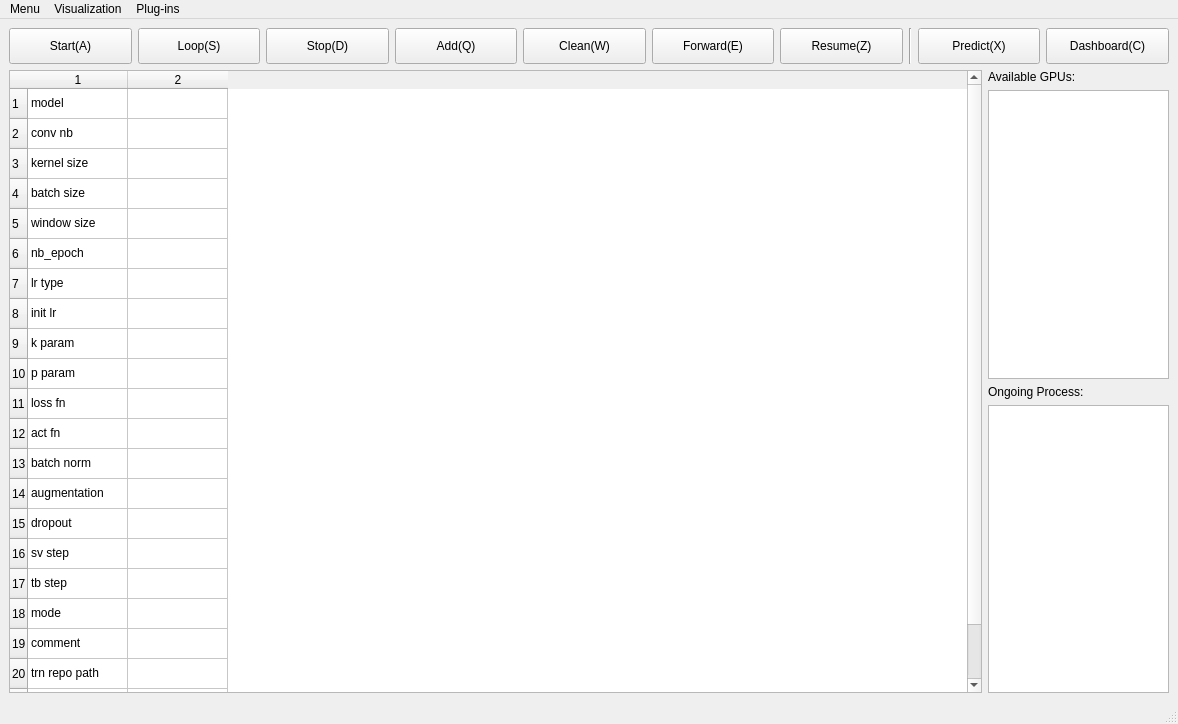
Before: the Qt Designer form _taskManager/mainwindow.ui in ZeliangSu/SegmentPy, drawn with Qt 5.
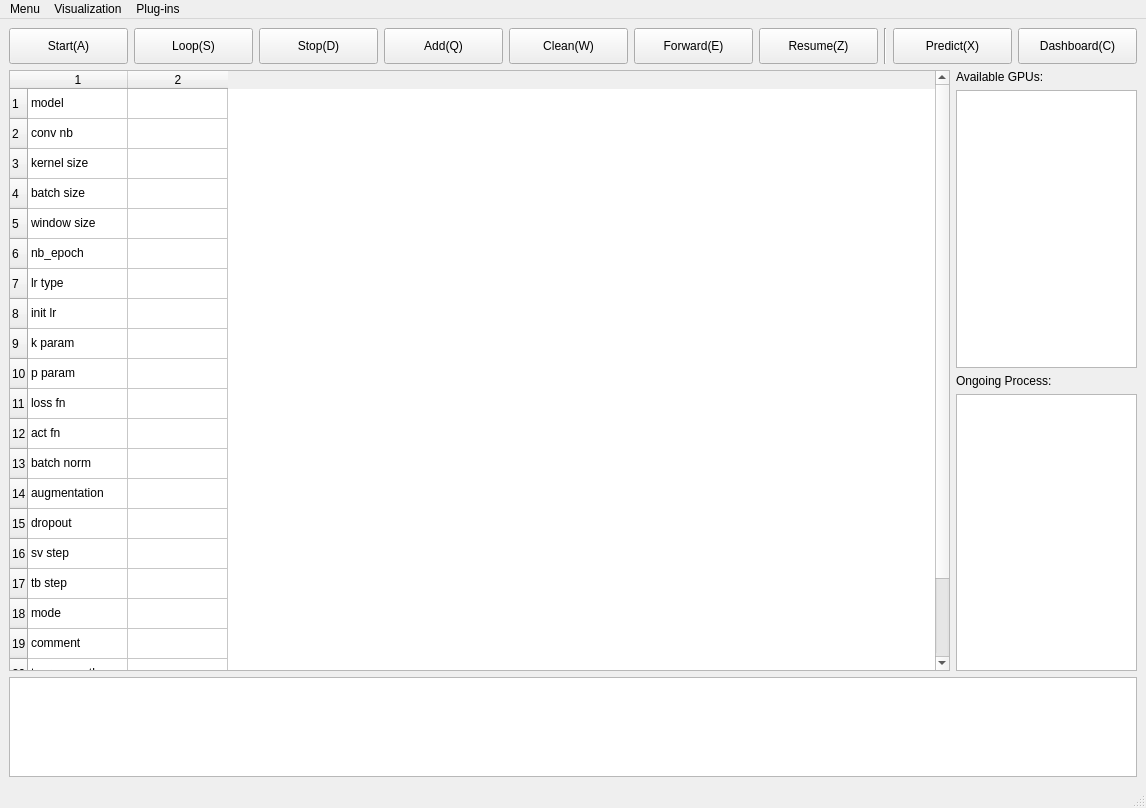
After: the same form once the commit is applied. Icons and pictures are not drawn.

Commit message: 1. init logger window

```diff
--- a/_taskManager/mainwindow.ui
+++ b/_taskManager/mainwindow.ui
@@ -6,8 +6,8 @@
    <rect>
     <x>0</x>
     <y>0</y>
-    <width>1178</width>
-    <height>724</height>
+    <width>1146</width>
+    <height>808</height>
    </rect>
   </property>
   <property name="windowTitle">
@@ -504,6 +504,16 @@
         </item>
        </layout>
       </item>
+      <item>
+       <widget class="QPlainTextEdit" name="loggerDisplay">
+        <property name="sizePolicy">
+         <sizepolicy hsizetype="Expanding" vsizetype="Expanding">
+          <horstretch>0</horstretch>
+          <verstretch>0</verstretch>
+         </sizepolicy>
+        </property>
+       </widget>
+      </item>
      </layout>
     </item>
    </layout>
@@ -513,7 +523,7 @@
     <rect>
      <x>0</x>
      <y>0</y>
-     <width>1178</width>
+     <width>1146</width>
      <height>22</height>
     </rect>
    </property>
```
The commit also changes 2 other files.
